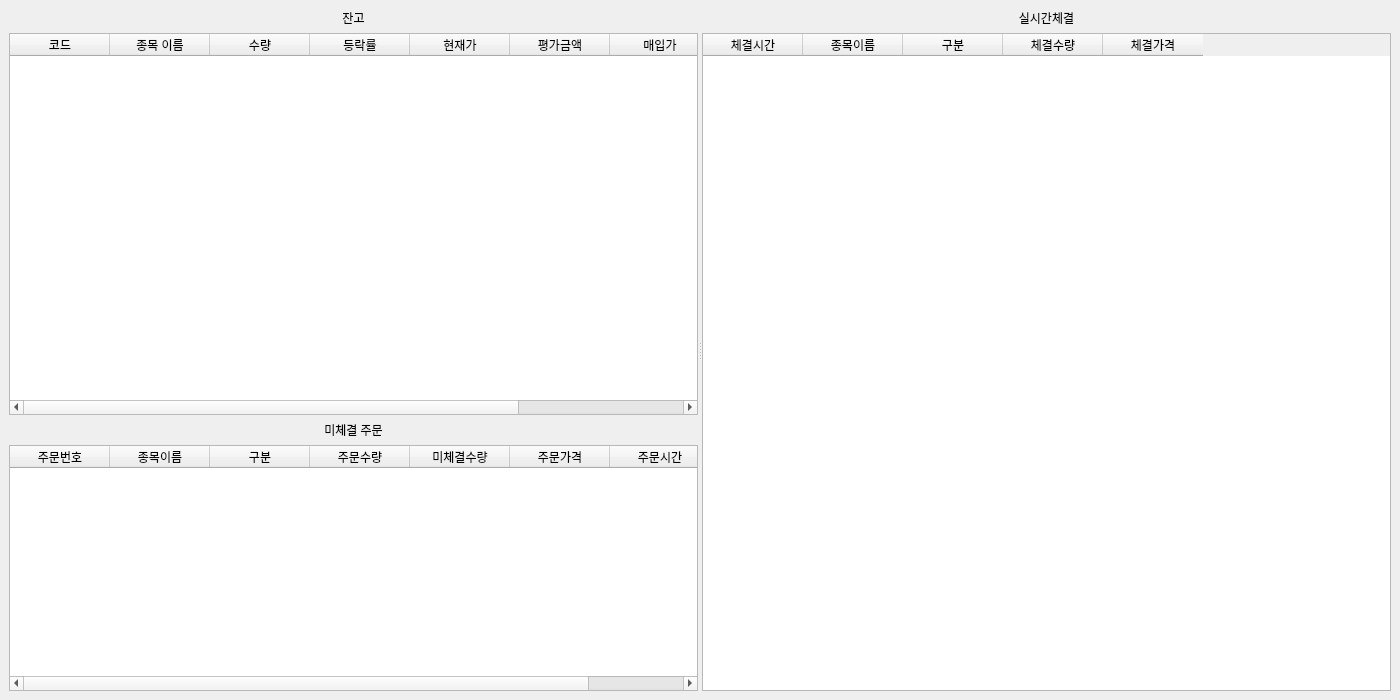
Qt form GUI/balance_win.ui (Fvesta/autotrading2) before a commit.
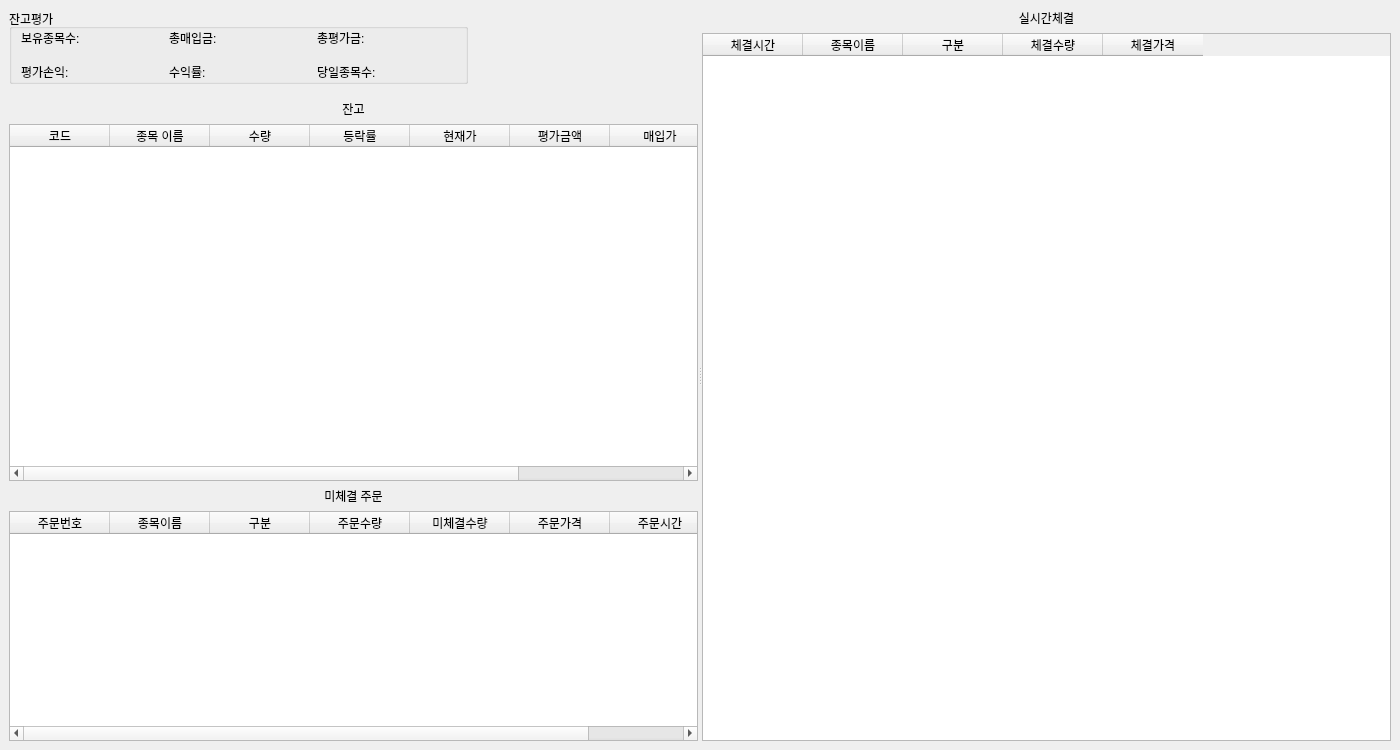
The same form after that commit.

Commit message: Add balance win total field, add trade log win filtering

```diff
--- a/GUI/balance_win.ui
+++ b/GUI/balance_win.ui
@@ -7,7 +7,7 @@
     <x>0</x>
     <y>0</y>
     <width>1400</width>
-    <height>700</height>
+    <height>750</height>
    </rect>
   </property>
   <property name="windowTitle">
@@ -35,8 +35,95 @@
       <property name="orientation">
        <enum>Qt::Horizontal</enum>
       </property>
-      <widget class="QWidget" name="">
-       <layout class="QVBoxLayout" name="verticalLayout_4" stretch="3,2">
+      <widget class="QWidget" name="layoutWidget">
+       <layout class="QVBoxLayout" name="verticalLayout_4" stretch="0,6,4">
+        <item>
+         <widget class="QWidget" name="widget" native="true">
+          <layout class="QHBoxLayout" name="horizontalLayout_2" stretch="2,1">
+           <property name="spacing">
+            <number>0</number>
+           </property>
+           <property name="leftMargin">
+            <number>0</number>
+           </property>
+           <property name="topMargin">
+            <number>0</number>
+           </property>
+           <property name="rightMargin">
+            <number>0</number>
+           </property>
+           <property name="bottomMargin">
+            <number>10</number>
+           </property>
+           <item>
+            <widget class="QGroupBox" name="groupBox">
+             <property name="title">
+              <string>잔고평가</string>
+             </property>
+             <layout class="QGridLayout" name="gridLayout">
+              <property name="topMargin">
+               <number>0</number>
+              </property>
+              <property name="bottomMargin">
+               <number>0</number>
+              </property>
+              <property name="horizontalSpacing">
+               <number>9</number>
+              </property>
+              <property name="verticalSpacing">
+               <number>16</number>
+              </property>
+              <item row="1" column="1">
+               <widget class="QLabel" name="income_rate_label">
+                <property name="text">
+                 <string>수익률:</string>
+                </property>
+               </widget>
+              </item>
+              <item row="0" column="2">
+               <widget class="QLabel" name="total_eval_label">
+                <property name="text">
+                 <string>총평가금:</string>
+                </property>
+               </widget>
+              </item>
+              <item row="0" column="0">
+               <widget class="QLabel" name="holding_cnt_label">
+                <property name="text">
+                 <string>보유종목수:</string>
+                </property>
+               </widget>
+              </item>
+              <item row="1" column="0">
+               <widget class="QLabel" name="income_label">
+                <property name="text">
+                 <string>평가손익:</string>
+                </property>
+               </widget>
+              </item>
+              <item row="1" column="2">
+               <widget class="QLabel" name="today_stock_label">
+                <property name="text">
+                 <string>당일종목수:</string>
+                </property>
+               </widget>
+              </item>
+              <item row="0" column="1">
+               <widget class="QLabel" name="total_buy_label">
+                <property name="text">
+                 <string>총매입금:</string>
+                </property>
+               </widget>
+              </item>
+             </layout>
+            </widget>
+           </item>
+           <item>
+            <widget class="QWidget" name="widget_2" native="true"/>
+           </item>
+          </layout>
+         </widget>
+        </item>
         <item>
          <layout class="QVBoxLayout" name="verticalLayout">
           <item>
@@ -57,6 +144,9 @@
             <property name="selectionMode">
              <enum>QAbstractItemView::NoSelection</enum>
             </property>
+            <attribute name="verticalHeaderVisible">
+             <bool>false</bool>
+            </attribute>
             <column>
              <property name="text">
               <string>코드</string>
@@ -162,7 +252,7 @@
         </item>
        </layout>
       </widget>
-      <widget class="QWidget" name="">
+      <widget class="QWidget" name="layoutWidget">
        <layout class="QVBoxLayout" name="verticalLayout_3">
         <item>
          <widget class="QLabel" name="label_3">
```
The commit also changes 4 other files.
